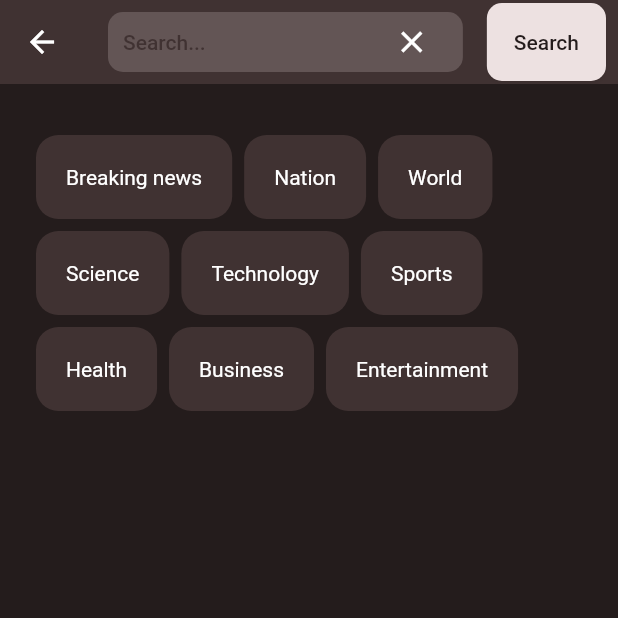
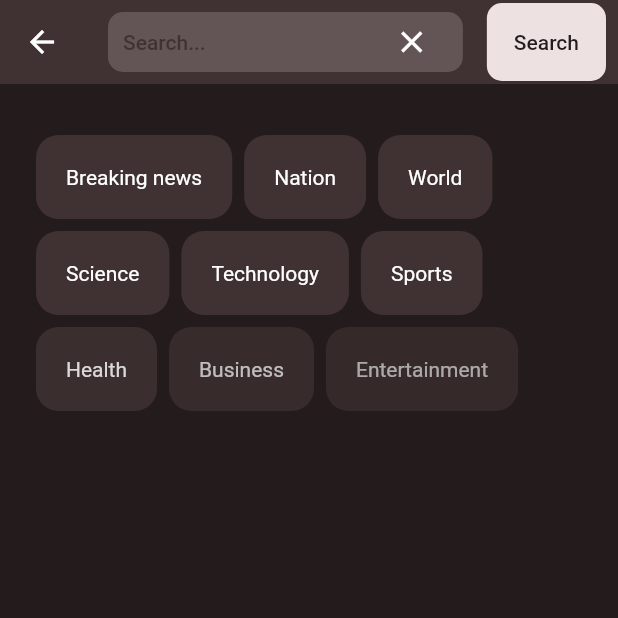
Before and after one commit to thisisprabhat/dailydose, a Flutter app: the screen it shows after launch, scrolled down 576 dp, after a tap on the "search" icon, on a phone screen of 412 x 824 dp, the top half of it. Run offline on Flutter 3.47's test engine with Material 2 defaults, Android fonts, the phone set to English and light mode, and no system bars; our stand-ins replace flutter_svg, shared_preferences; missing offline and left inert: flutter_share; network calls fail.

Commit message:
Search Page : more features, animations, and logics

```diff
--- a/lib/main.dart
+++ b/lib/main.dart
@@ -4,7 +4,7 @@ import 'package:dailydose/provider/theme_provider.dart';
 import 'package:dailydose/provider/url_provider.dart';
 import 'package:provider/provider.dart';
 
-import 'ui/homepage.dart';
+import 'ui/home_page/homepage.dart';
 
 void main() {
   WidgetsFlutterBinding.ensureInitialized();
--- a/lib/ui/homepage.dart
+++ b/lib/ui/home_page/homepage.dart
@@ -1,10 +1,10 @@
-import 'package:dailydose/ui/search_page.dart';
+import 'package:dailydose/ui/search_page/search_page.dart';
 import 'package:flutter/material.dart';
 import 'package:flutter/services.dart';
 import 'package:dailydose/constants/db_constants.dart';
 import 'package:dailydose/models/daily_news.dart';
 import 'package:dailydose/ui/widgets/drawer.dart';
-import 'package:dailydose/ui/widgets/feed.dart';
+import 'package:dailydose/ui/home_page/components/feed.dart';
 import 'package:dailydose/utils/data_services.dart';
 import 'package:url_launcher/url_launcher.dart';
 
--- /dev/null
+++ b/lib/ui/search_page/components/topics.dart
@@ -0,0 +1,50 @@
+import 'package:flutter/material.dart';
+
+import '../../../constants/category.dart';
+import '../../../constants/values.dart';
+
+class Topic extends StatefulWidget {
+  const Topic({super.key, required this.onSelect});
+  final Function(String? val)? onSelect;
+
+  @override
+  State<Topic> createState() => _TopicState();
+}
+
+class _TopicState extends State<Topic> {
+  double _opacity = 0.0;
+
+  @override
+  void initState() {
+    super.initState();
+    Future.delayed(const Duration(milliseconds: 100)).then(
+      (value) => setState(() => _opacity = 1),
+    );
+  }
+
+  @override
+  Widget build(BuildContext context) {
+    return Wrap(
+      children: List.generate(
+        kListOfTopic.length,
+        (index) => InkWell(
+          borderRadius: kBorderRadius,
+          onTap: () => widget.onSelect!(kListOfTopic[index]["name"]!),
+          child: AnimatedOpacity(
+            duration: Duration(milliseconds: 200 * index),
+            opacity: _opacity,
+            child: Container(
+              padding: kPaddingAll,
+              decoration: BoxDecoration(
+                color: Theme.of(context).colorScheme.surface,
+                borderRadius: kBorderRadius,
+              ),
+              margin: const EdgeInsets.all(4),
+              child: Text(kListOfTopic[index]["name"]!),
+            ),
+          ),
+        ),
+      ),
+    );
+  }
+}
--- a/lib/ui/search_page.dart
+++ b/lib/ui/search_page/search_page.dart
@@ -1,5 +1,7 @@
 import 'package:dailydose/constants/category.dart';
 import 'package:dailydose/constants/values.dart';
+import 'package:dailydose/ui/search_page/components/topics.dart';
+import 'package:dailydose/utils/colored_log.dart';
 import 'package:flutter/material.dart';
 
 class NewsSearchPage extends StatefulWidget {
@@ -26,21 +28,62 @@ class _NewsSearchPageState extends State<NewsSearchPage> {
           showCategory = false;
         });
       } else {
-        setState(() {
-          showCategory = true;
-        });
+        Future.delayed(const Duration(milliseconds: 200))
+            .then((value) => setState(() => showCategory = true));
       }
     });
+  }
+
+  @override
+  void dispose() {
+    _searchFocusNode.removeListener(() {});
+    _searchFocusNode.dispose();
+    super.dispose();
   }
 
   @override
   Widget build(BuildContext context) {
     final colorScheme = Theme.of(context).colorScheme;
     return Scaffold(
-      appBar: AppBar(
+      appBar: _appBar(),
+      body: Padding(
+        padding: kPaddingAll,
+        child: Column(
+          children: [
+            const SizedBox(height: 10),
+            if (showCategory && _controller.text.isEmpty)
+              Expanded(
+                child: Topic(
+                  onSelect: (val) {
+                    ColoredLog.yellow(val);
+                  },
+                ),
+              )
+            else
+              Expanded(
+                child: ListView.builder(
+                    itemCount: 10,
+                    itemBuilder: (context, index) {
+                      Future.delayed(const Duration(milliseconds: 200));
+                      return ListTile(
+                        onTap: () {
+                          _controller.text = index.toString();
+                          ColoredLog.green(index, name: "listTile index");
+                        },
+                        title: Text("the index is $index"),
+                      );
+                    }),
+              )
+          ],
+        ),
+      ),
+    );
+  }
+
+  AppBar _appBar() => AppBar(
         // The search area here
         title: Container(
-          width: double.infinity,
+          width: double.maxFinite,
           padding: const EdgeInsets.symmetric(horizontal: 10),
           height: 40,
           decoration: BoxDecoration(
@@ -54,9 +97,7 @@ class _NewsSearchPageState extends State<NewsSearchPage> {
               decoration: InputDecoration(
                 suffixIcon: IconButton(
                   icon: const Icon(Icons.clear),
-                  onPressed: () {
-                    _controller.clear();
-                  },
+                  onPressed: () => setState(() => _controller.clear()),
                 ),
                 hintText: 'Search...',
                 hintStyle:
@@ -71,7 +112,7 @@ class _NewsSearchPageState extends State<NewsSearchPage> {
             padding: const EdgeInsets.only(right: 8.0),
             child: ElevatedButton(
               style: ElevatedButton.styleFrom(
-                backgroundColor: colorScheme.onBackground,
+                backgroundColor: Theme.of(context).colorScheme.onBackground,
                 shape: RoundedRectangleBorder(
                   borderRadius: BorderRadius.circular(10),
                 ),
@@ -83,36 +124,5 @@ class _NewsSearchPageState extends State<NewsSearchPage> {
             ),
           ),
         ],
-      ),
-      body: Padding(
-        padding: kPaddingAll,
-        child: Column(
-          children: [
-            const SizedBox(height: 10),
-            if (showCategory && _controller.text.isEmpty)
-              Expanded(
-                child: Wrap(
-                  children: List.generate(
-                    kListOfTopic.length,
-                    (index) => InkWell(
-                      borderRadius: kBorderRadius,
-                      onTap: () {},
-                      child: Container(
-                        padding: kPaddingAll,
-                        decoration: BoxDecoration(
-                          color: Theme.of(context).colorScheme.surface,
-                          borderRadius: kBorderRadius,
-                        ),
-                        margin: const EdgeInsets.all(4),
-                        child: Text(kListOfTopic[index]["name"]!),
-                      ),
-                    ),
-                  ),
-                ),
-              )
-          ],
-        ),
-      ),
-    );
-  }
+      );
 }
--- a/lib/ui/widgets/drawer.dart
+++ b/lib/ui/widgets/drawer.dart
@@ -101,7 +101,7 @@ class _CustomDrawerState extends State<CustomDrawer> {
                   Navigator.push(
                     context,
                     MaterialPageRoute(
-                      builder: (context) => const TextThemeWidget(),
+                      builder: (context) => TextThemeWidget(),
                     ),
                   );
                 },
--- a/pubspec.yaml
+++ b/pubspec.yaml
@@ -44,6 +44,7 @@ dependencies:
   path_provider: ^2.0.11
   flutter_share: ^2.0.0
   shared_preferences: ^2.2.0
+  flutter_zoom_drawer: ^3.1.1
 
 
 
```
Also changed, not shown: lib/ui/home_page/components/feed.dart (renamed from lib/ui/widgets/feed.dart), pubspec.lock.
